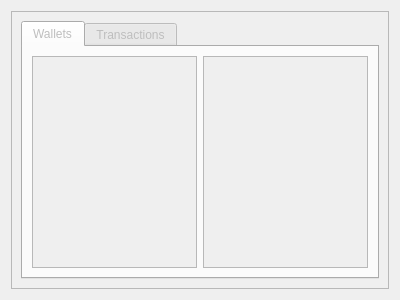
First picture: the form in res/ui/currency_tab.ui, repository duniter/sakia, before the edit.
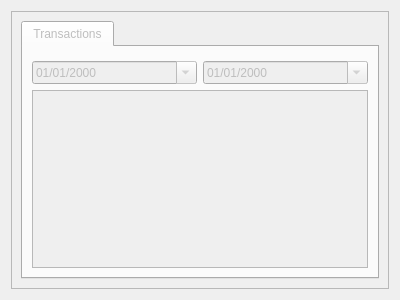
Second picture: the form after the edit. The open tabs and pages were chosen to show the change. Icons and pictures are not drawn.

Commit message: New wallet tab initialized

```diff
--- a/res/ui/currency_tab.ui
+++ b/res/ui/currency_tab.ui
@@ -35,27 +35,6 @@
         <property name="currentIndex">
          <number>1</number>
         </property>
-        <widget class="QWidget" name="tab_wallets">
-         <attribute name="icon">
-          <iconset resource="../icons/icons.qrc">
-           <normaloff>:/icons/wallet_icon</normaloff>:/icons/wallet_icon</iconset>
-         </attribute>
-         <attribute name="title">
-          <string>Wallets</string>
-         </attribute>
-         <layout class="QHBoxLayout" name="horizontalLayout">
-          <item>
-           <widget class="QListView" name="list_wallets">
-            <property name="contextMenuPolicy">
-             <enum>Qt::CustomContextMenu</enum>
-            </property>
-           </widget>
-          </item>
-          <item>
-           <widget class="QListView" name="list_wallet_content"/>
-          </item>
-         </layout>
-        </widget>
         <widget class="QWidget" name="tab_transactions">
          <attribute name="icon">
           <iconset resource="../icons/icons.qrc">
```
Left out of the diff: 34 changed lines with no effect on the pictures. The commit also changes 4 other files.
